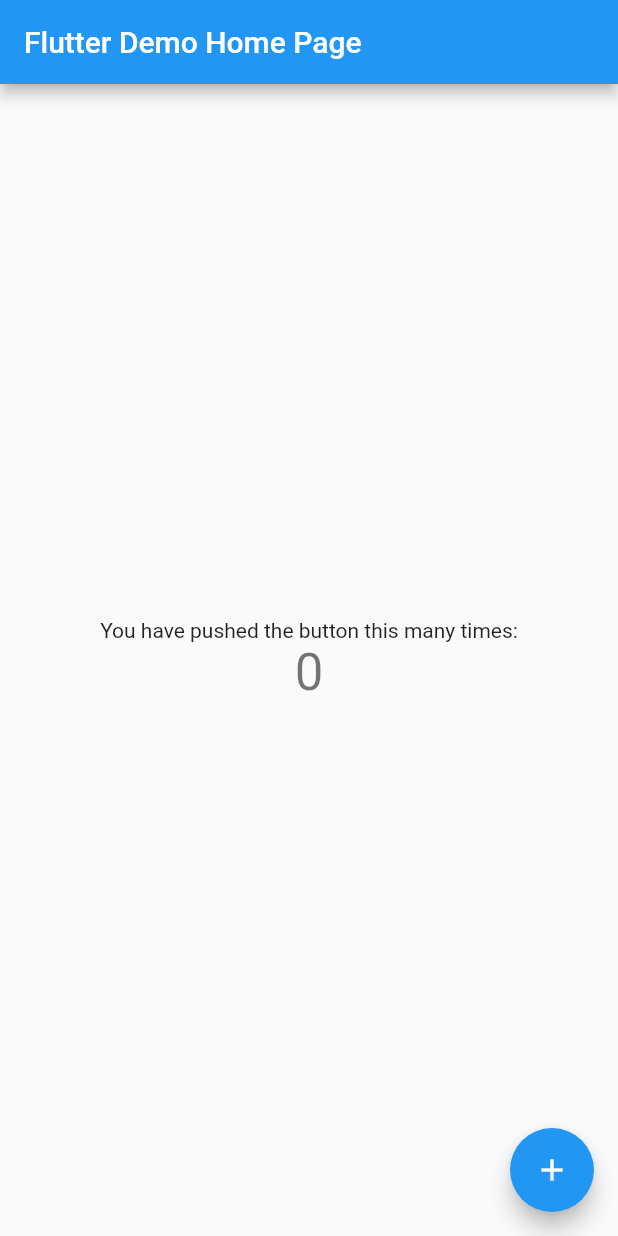
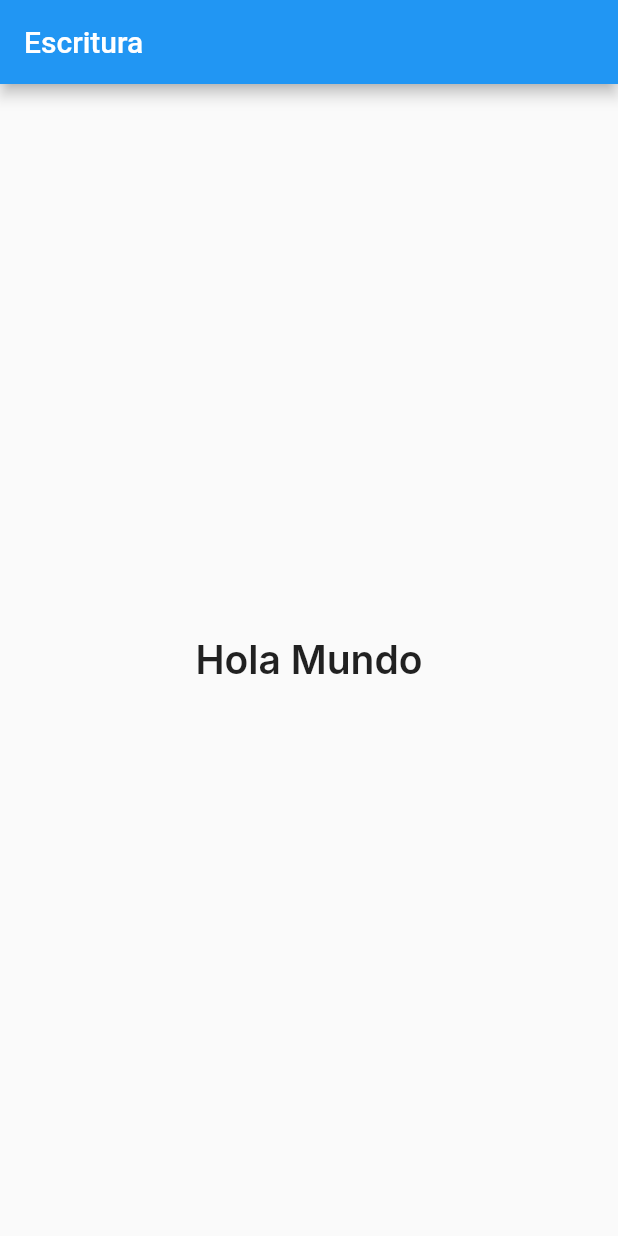
Before and after one commit to OmarGabrielRamirez/mstogo_app, a Flutter app: the screen it shows after launch, on a phone screen of 412 x 824 dp. Run offline on Flutter 3.47's test engine with Material 2 defaults, Android fonts, the phone set to English and light mode, and no system bars; our stand-ins replace get, get_storage, google_fonts.

Commit message:
theme.dart terminado

```diff
--- a/lib/main.dart
+++ b/lib/main.dart
@@ -1,115 +1,25 @@
 import 'package:flutter/material.dart';
+import 'package:get/get.dart';
+import 'package:mining_solutions/screens/home_page.dart';
 
-void main() {
-  runApp(const MyApp());
-}
+import 'services/theme_services.dart';
+import 'theme.dart';
+
+void main() => runApp(MyApp());
 
 class MyApp extends StatelessWidget {
-  const MyApp({Key? key}) : super(key: key);
-
-  // This widget is the root of your application.
   @override
   Widget build(BuildContext context) {
-    return MaterialApp(
-      title: 'Flutter Demo',
-      theme: ThemeData(
-        // This is the theme of your application.
-        //
-        // Try running your application with "flutter run". You'll see the
-        // application has a blue toolbar. Then, without quitting the app, try
-        // changing the primarySwatch below to Colors.green and then invoke
-        // "hot reload" (press "r" in the console where you ran "flutter run",
-        // or simply save your changes to "hot reload" in a Flutter IDE).
-        // Notice that the counter didn't reset back to zero; the application
-        // is not restarted.
-        primarySwatch: Colors.blue,
-      ),
-      home: const MyHomePage(title: 'Flutter Demo Home Page'),
+    return GetMaterialApp(
+      debugShowCheckedModeBanner: false,
+      theme: Themes.light,
+      darkTheme: Themes.dark,
+      themeMode: ThemeService().theme,
+      title: 'Material App',
+      initialRoute: 'home',
+      routes: {
+        "home": (context) => HomePage()
+      },
     );
   }
 }
-
-class MyHomePage extends StatefulWidget {
-  const MyHomePage({Key? key, required this.title}) : super(key: key);
-
-  // This widget is the home page of your application. It is stateful, meaning
-  // that it has a State object (defined below) that contains fields that affect
-  // how it looks.
-
-  // This class is the configuration for the state. It holds the values (in this
-  // case the title) provided by the parent (in this case the App widget) and
-  // used by the build method of the State. Fields in a Widget subclass are
-  // always marked "final".
-
-  final String title;
-
-  @override
-  State<MyHomePage> createState() => _MyHomePageState();
-}
-
-class _MyHomePageState extends State<MyHomePage> {
-  int _counter = 0;
-
-  void _incrementCounter() {
-    setState(() {
-      // This call to setState tells the Flutter framework that something has
-      // changed in this State, which causes it to rerun the build method below
-      // so that the display can reflect the updated values. If we changed
-      // _counter without calling setState(), then the build method would not be
-      // called again, and so nothing would appear to happen.
-      _counter++;
-    });
-  }
-
-  @override
-  Widget build(BuildContext context) {
-    // This method is rerun every time setState is called, for instance as done
-    // by the _incrementCounter method above.
-    //
-    // The Flutter framework has been optimized to make rerunning build methods
-    // fast, so that you can just rebuild anything that needs updating rather
-    // than having to individually change instances of widgets.
-    return Scaffold(
-      appBar: AppBar(
-        // Here we take the value from the MyHomePage object that was created by
-        // the App.build method, and use it to set our appbar title.
-        title: Text(widget.title),
-      ),
-      body: Center(
-        // Center is a layout widget. It takes a single child and positions it
-        // in the middle of the parent.
-        child: Column(
-          // Column is also a layout widget. It takes a list of children and
-          // arranges them vertically. By default, it sizes itself to fit its
-          // children horizontally, and tries to be as tall as its parent.
-          //
-          // Invoke "debug painting" (press "p" in the console, choose the
-          // "Toggle Debug Paint" action from the Flutter Inspector in Android
-          // Studio, or the "Toggle Debug Paint" command in Visual Studio Code)
-          // to see the wireframe for each widget.
-          //
-          // Column has various properties to control how it sizes itself and
-          // how it positions its children. Here we use mainAxisAlignment to
-          // center the children vertically; the main axis here is the vertical
-          // axis because Columns are vertical (the cross axis would be
-          // horizontal).
-          mainAxisAlignment: MainAxisAlignment.center,
-          children: <Widget>[
-            const Text(
-              'You have pushed the button this many times:',
-            ),
-            Text(
-              '$_counter',
-              style: Theme.of(context).textTheme.headline4,
-            ),
-          ],
-        ),
-      ),
-      floatingActionButton: FloatingActionButton(
-        onPressed: _incrementCounter,
-        tooltip: 'Increment',
-        child: const Icon(Icons.add),
-      ), // This trailing comma makes auto-formatting nicer for build methods.
-    );
-  }
-}
--- /dev/null
+++ b/lib/screens/home_page.dart
@@ -0,0 +1,17 @@
+import 'package:flutter/material.dart';
+
+import '../theme.dart';
+
+class HomePage extends StatelessWidget {
+  const HomePage({Key? key}) : super(key: key);
+
+  @override
+  Widget build(BuildContext context) {
+    return Scaffold(
+      appBar: AppBar(title: Text("Escritura"),),
+      body: Center(
+        child: Text("Hola Mundo", style: titleTextStyle )
+      ),
+    );
+  }
+}
--- /dev/null
+++ b/lib/services/theme_services.dart
@@ -0,0 +1,23 @@
+import 'package:flutter/material.dart';
+import 'package:get_storage/get_storage.dart';
+import 'package:get/get.dart';
+
+class ThemeService {
+  final _box = GetStorage();
+  final _key = 'isDarkMode';
+
+  /// Get isDarkMode info from local storage and return ThemeMode
+  ThemeMode get theme => _loadThemeFromBox() ? ThemeMode.dark : ThemeMode.light;
+
+  /// Load isDArkMode from local storage and if it's empty, returns false (that means default theme is light)
+  bool _loadThemeFromBox() => _box.read(_key) ?? false;
+
+  /// Save isDarkMode to local storage
+  _saveThemeToBox(bool isDarkMode) => _box.write(_key, isDarkMode);
+
+  /// Switch theme and save to local storage
+  void switchTheme() {
+    Get.changeThemeMode(_loadThemeFromBox() ? ThemeMode.light : ThemeMode.dark);
+    _saveThemeToBox(!_loadThemeFromBox());
+  }
+}
--- /dev/null
+++ b/lib/theme.dart
@@ -0,0 +1,35 @@
+import 'package:flutter/material.dart';
+import 'package:google_fonts/google_fonts.dart';
+import 'package:get/get.dart';
+
+const Color darkGreyClr = Color(0xFF6C6969);
+const Color midGreyClr = Color(0xFF9A9494);
+const Color lightGreyClr = Color(0xFFEAEAEA);
+const Color yellowClr = Color(0xFFFFA901);
+const Color white = Colors.white;
+const Color primaryClr = Color(0xFF012AFF);
+Color? darkHeaderClr = Colors.grey[800];
+
+class Themes {
+  static final light = ThemeData(
+    backgroundColor: Colors.white,
+    primaryColor: primaryClr,
+    brightness: Brightness.light,
+  );
+  static final dark = ThemeData(
+    backgroundColor: darkGreyClr,
+    brightness: Brightness.dark,
+    primaryColor: primaryClr,
+  );
+}
+
+TextStyle get titleTextStyle {
+  return GoogleFonts.inter(
+    fontSize: 26.0,
+    fontWeight: FontWeight.w600,
+  );
+}
+
+TextStyle get bodyTextStyle {
+  return GoogleFonts.inter();
+}
--- a/pubspec.yaml
+++ b/pubspec.yaml
@@ -34,6 +34,8 @@ dependencies:
   # The following adds the Cupertino Icons font to your application.
   # Use with the CupertinoIcons class for iOS style icons.
   cupertino_icons: ^1.0.2
+  get: ^4.6.1
+  get_storage: ^2.0.3
 
 dev_dependencies:
   flutter_test:
@@ -45,6 +47,8 @@ dev_dependencies:
   # package. See that file for information about deactivating specific lint
   # rules and activating additional ones.
   flutter_lints: ^1.0.0
+
+  google_fonts: ^2.2.0
 
 # For information on the generic Dart part of this file, see the
 # following page: https://dart.dev/tools/pub/pubspec
```
Also changed, not shown: lib/widgets/text_model.dart (added), pubspec.lock, 7 other files.
